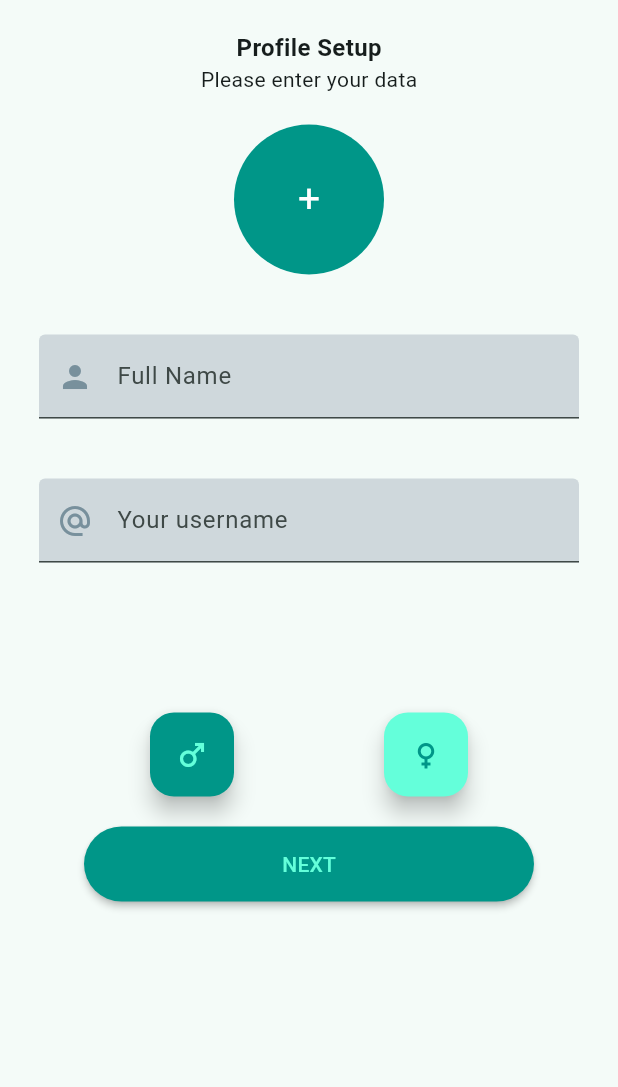
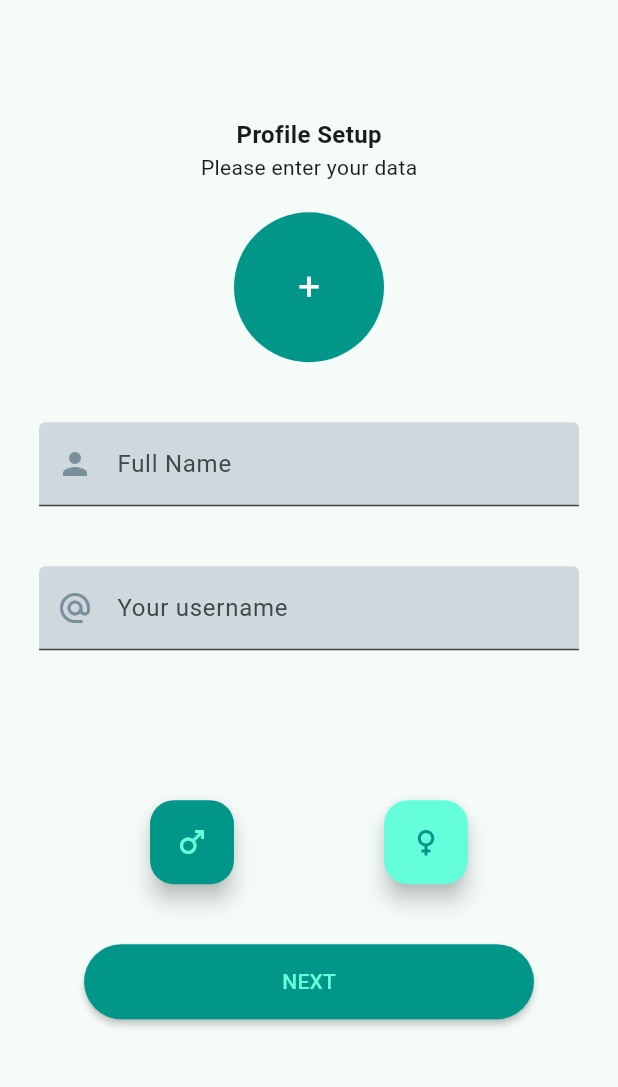
Before and after one commit to mjk22071998/tyamo, a Flutter app: the screen it shows after launch, after a tap on the "male" icon, on a phone screen of 412 x 824 dp, the part 84-1171 px from its top. Run offline on Flutter 3.47's test engine with Material 3 defaults, Android fonts, the light colour scheme and no system bars; drawn by our look-alikes of circular_profile_avatar; our stand-ins replace rounded_loading_button_plus.

Commit message:
Profile setup complete

```diff
--- a/lib/views/profile_setup/profile_setup.dart
+++ b/lib/views/profile_setup/profile_setup.dart
@@ -17,7 +17,7 @@ class ProfileSetup extends StatefulWidget {
 class _ProfileSetupState extends State<ProfileSetup> {
   final RoundedLoadingButtonController _btnController =
       RoundedLoadingButtonController();
-  bool male = true;
+  bool isMale = true;
 
   void success() {
     Timer(const Duration(seconds: 3), () {
@@ -37,6 +37,7 @@ class _ProfileSetupState extends State<ProfileSetup> {
     return Scaffold(
       appBar: getAppBar(context: context),
       body: Center(
+        child: SingleChildScrollView(
           child: Column(
             children: [
               const SizedBox(
@@ -93,33 +94,33 @@ class _ProfileSetupState extends State<ProfileSetup> {
                   FloatingActionButton(
                     onPressed: () {
                       setState(() {
-                      male = true;
+                        isMale = true;
                       });
                     },
                     tooltip: "Male",
-                  backgroundColor: male ? Colors.teal : Colors.tealAccent,
+                    backgroundColor: isMale ? Colors.teal : Colors.tealAccent,
                     child: Icon(
                       Icons.male,
-                    color: male ? Colors.tealAccent : Colors.teal,
+                      color: isMale ? Colors.tealAccent : Colors.teal,
                     ),
                   ),
                   FloatingActionButton(
                     onPressed: () {
                       setState(() {
-                      male = false;
+                        isMale = false;
                       });
                     },
                     tooltip: "Female",
-                  backgroundColor: !male ? Colors.teal : Colors.tealAccent,
+                    backgroundColor: !isMale ? Colors.teal : Colors.tealAccent,
                     child: Icon(
                       Icons.female,
-                    color: !male ? Colors.tealAccent : Colors.teal,
+                      color: !isMale ? Colors.tealAccent : Colors.teal,
                     ),
                   ),
                 ],
               ),
               const SizedBox(
-              height: 20,
+                height: 40,
               ),
               RoundedLoadingButton(
                 controller: _btnController,
@@ -131,8 +132,12 @@ class _ProfileSetupState extends State<ProfileSetup> {
                   "NEXT",
                   style: TextStyle(color: Colors.tealAccent),
                 ),
+              ),
+              const SizedBox(
+                height: 30,
               )
             ],
+          ),
         ),
       ),
     );
```
Lines whose indentation alone changed are shown as unchanged.
